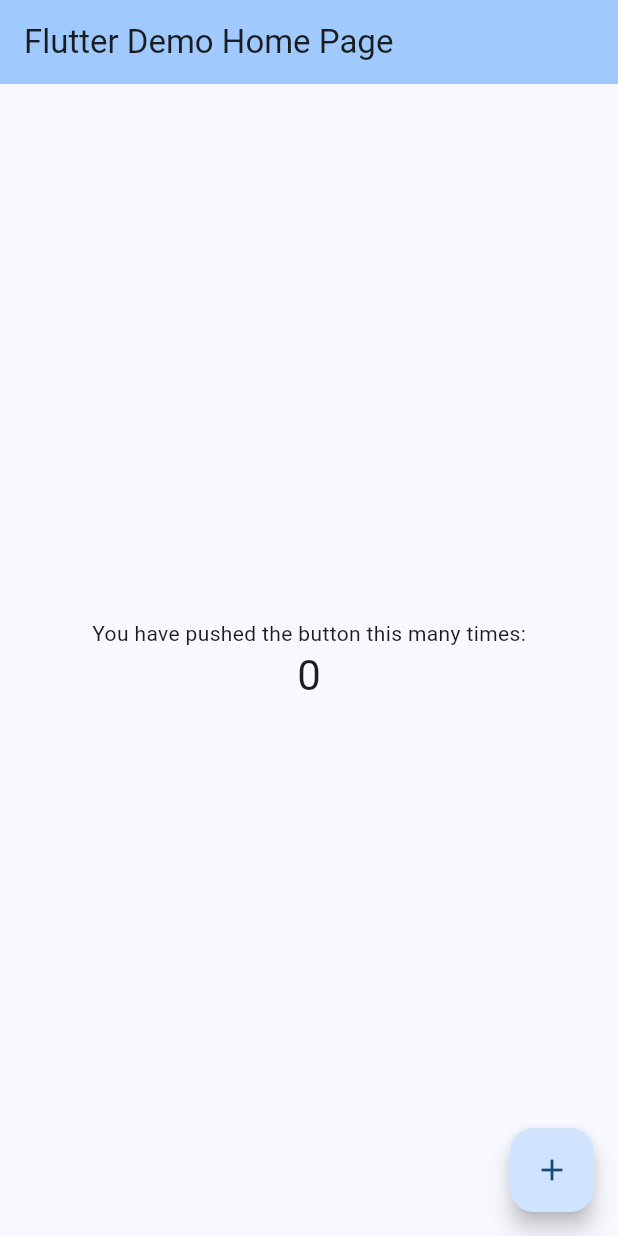
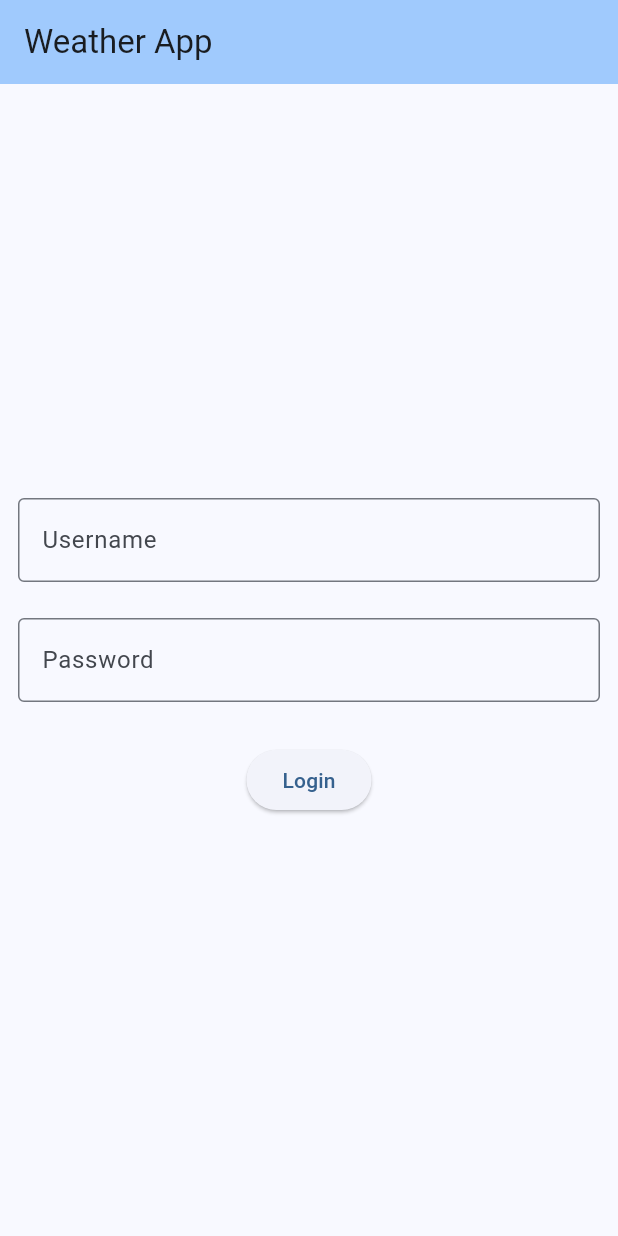
Before and after one commit to ana-grassmann/weather_app, a Flutter app: the screen it shows after launch, on a phone screen of 412 x 824 dp. Run offline on Flutter 3.47's test engine with Material 3 defaults, Android fonts, the phone set to English and light mode, and no system bars.

Commit message:
Implemented login page and added placeholder home page

```diff
--- a/lib/main.dart
+++ b/lib/main.dart
@@ -1,4 +1,5 @@
 import 'package:flutter/material.dart';
+import 'package:weather_app/pages/login.dart';
 
 void main() {
   runApp(const MyApp());
@@ -30,93 +31,7 @@ class MyApp extends StatelessWidget {
         // tested with just a hot reload.
         colorScheme: ColorScheme.fromSeed(seedColor: Colors.blue),
       ),
-      home: const MyHomePage(title: 'Flutter Demo Home Page'),
+      home: const LoginPage(),
     );
   }
 }
-
-class MyHomePage extends StatefulWidget {
-  const MyHomePage({super.key, required this.title});
-
-  // This widget is the home page of your application. It is stateful, meaning
-  // that it has a State object (defined below) that contains fields that affect
-  // how it looks.
-
-  // This class is the configuration for the state. It holds the values (in this
-  // case the title) provided by the parent (in this case the App widget) and
-  // used by the build method of the State. Fields in a Widget subclass are
-  // always marked "final".
-
-  final String title;
-
-  @override
-  State<MyHomePage> createState() => _MyHomePageState();
-}
-
-class _MyHomePageState extends State<MyHomePage> {
-  int _counter = 0;
-
-  void _incrementCounter() {
-    setState(() {
-      // This call to setState tells the Flutter framework that something has
-      // changed in this State, which causes it to rerun the build method below
-      // so that the display can reflect the updated values. If we changed
-      // _counter without calling setState(), then the build method would not be
-      // called again, and so nothing would appear to happen.
-      _counter++;
-    });
-  }
-
-  @override
-  Widget build(BuildContext context) {
-    // This method is rerun every time setState is called, for instance as done
-    // by the _incrementCounter method above.
-    //
-    // The Flutter framework has been optimized to make rerunning build methods
-    // fast, so that you can just rebuild anything that needs updating rather
-    // than having to individually change instances of widgets.
-    return Scaffold(
-      appBar: AppBar(
-        // TRY THIS: Try changing the color here to a specific color (to
-        // Colors.amber, perhaps?) and trigger a hot reload to see the AppBar
-        // change color while the other colors stay the same.
-        backgroundColor: Theme.of(context).colorScheme.inversePrimary,
-        // Here we take the value from the MyHomePage object that was created by
-        // the App.build method, and use it to set our appbar title.
-        title: Text(widget.title),
-      ),
-      body: Center(
-        // Center is a layout widget. It takes a single child and positions it
-        // in the middle of the parent.
-        child: Column(
-          // Column is also a layout widget. It takes a list of children and
-          // arranges them vertically. By default, it sizes itself to fit its
-          // children horizontally, and tries to be as tall as its parent.
-          //
-          // Column has various properties to control how it sizes itself and
-          // how it positions its children. Here we use mainAxisAlignment to
-          // center the children vertically; the main axis here is the vertical
-          // axis because Columns are vertical (the cross axis would be
-          // horizontal).
-          //
-          // TRY THIS: Invoke "debug painting" (choose the "Toggle Debug Paint"
-          // action in the IDE, or press "p" in the console), to see the
-          // wireframe for each widget.
-          mainAxisAlignment: MainAxisAlignment.center,
-          children: <Widget>[
-            const Text('You have pushed the button this many times:'),
-            Text(
-              '$_counter',
-              style: Theme.of(context).textTheme.headlineMedium,
-            ),
-          ],
-        ),
-      ),
-      floatingActionButton: FloatingActionButton(
-        onPressed: _incrementCounter,
-        tooltip: 'Increment',
-        child: const Icon(Icons.add),
-      ), // This trailing comma makes auto-formatting nicer for build methods.
-    );
-  }
-}
--- /dev/null
+++ b/lib/pages/home.dart
@@ -0,0 +1,30 @@
+import 'package:flutter/material.dart';
+
+class HomePage extends StatefulWidget {
+  const HomePage({super.key, required this.username});
+
+  final String username;
+
+  @override
+  State<HomePage> createState() => _HomePageState();
+}
+
+class _HomePageState extends State<HomePage> {
+
+  @override
+  Widget build(BuildContext context) {
+    return Scaffold(
+      appBar: AppBar(
+        backgroundColor: Theme.of(context).colorScheme.inversePrimary,
+        title: Text(widget.username),
+      ),
+      body: Center(
+        child: Column(
+          mainAxisAlignment: MainAxisAlignment.center,
+          children: <Widget>[
+          ],
+        ),
+      ),
+    );
+  }
+}
--- /dev/null
+++ b/lib/pages/login.dart
@@ -0,0 +1,90 @@
+import 'package:flutter/material.dart';
+import 'package:weather_app/pages/home.dart';
+
+class LoginPage extends StatefulWidget {
+  const LoginPage({super.key});
+
+  @override
+  State<LoginPage> createState() => _LoginPageState();
+}
+
+class _LoginPageState extends State<LoginPage> {
+  final _formKey = GlobalKey<FormState>();
+  TextEditingController userController = TextEditingController();
+  TextEditingController passwordController = TextEditingController();
+
+  @override
+  Widget build(BuildContext context) {
+    return Scaffold(
+      appBar: AppBar(
+        backgroundColor: Theme.of(context).colorScheme.inversePrimary,
+        title: Text("Weather App"),
+      ),
+      body: Form(
+        key: _formKey,
+        child: Center(
+          child: Column(
+            mainAxisAlignment: MainAxisAlignment.center,
+            children: <Widget>[
+              Padding(
+                padding: EdgeInsetsGeometry.all(12),
+                child: TextFormField(
+                  controller: userController,
+                  decoration: const InputDecoration(
+                    border: OutlineInputBorder(),
+                    labelText: "Username",
+                  ),
+                  validator: (value) {
+                    if (value == null || value.isEmpty) {
+                      return 'Please enter your username';
+                    }
+                    return null;
+                  },
+                ),
+              ),
+              Padding(
+                padding: EdgeInsetsGeometry.all(12),
+                child: TextFormField(
+                  controller: passwordController,
+                  obscureText: true,
+                  decoration: const InputDecoration(
+                    border: OutlineInputBorder(),
+                    labelText: "Password",
+                  ),
+                  validator: (value) {
+                    if (value == null || value.isEmpty) {
+                      return 'Please enter your password';
+                    }
+                    return null;
+                  },
+                ),
+              ),
+              Padding(
+                padding: const EdgeInsets.symmetric(
+                  horizontal: 8,
+                  vertical: 16.0,
+                ),
+                child: Center(
+                  child: ElevatedButton(
+                    onPressed: () {
+                      if (_formKey.currentState!.validate()) {
+                        Navigator.push(
+                          context,
+                          MaterialPageRoute(
+                            builder: (context) =>
+                                HomePage(username: userController.text),
+                          ),
+                        );
+                      }
+                    },
+                    child: const Text('Login'),
+                  ),
+                ),
+              ),
+            ],
+          ),
+        ),
+      ),
+    );
+  }
+}
```
